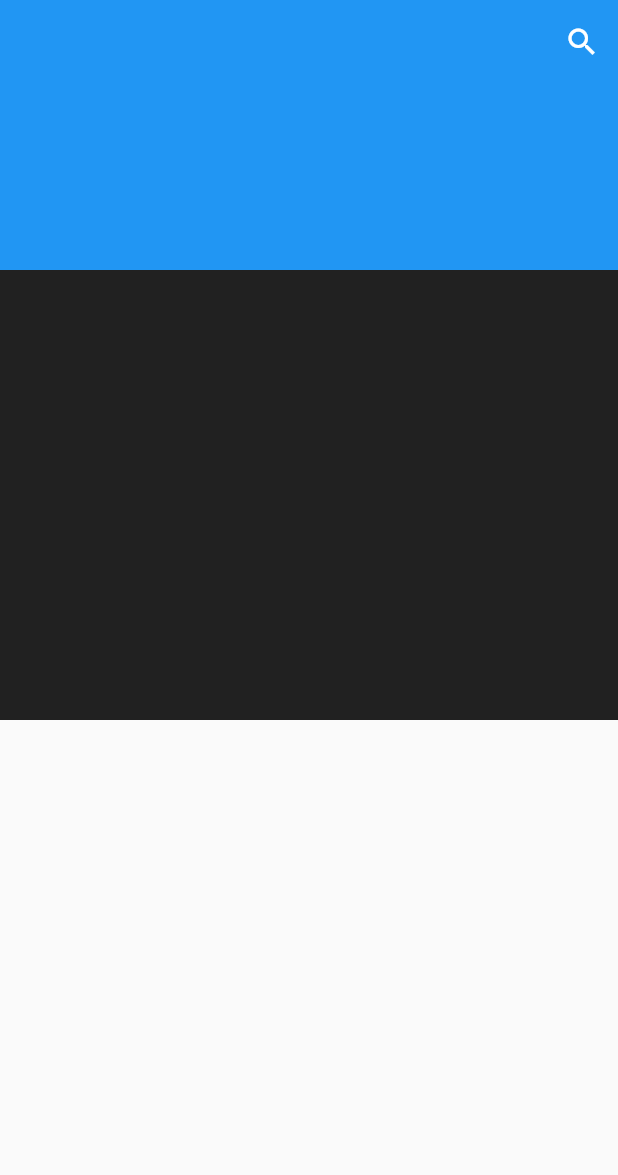
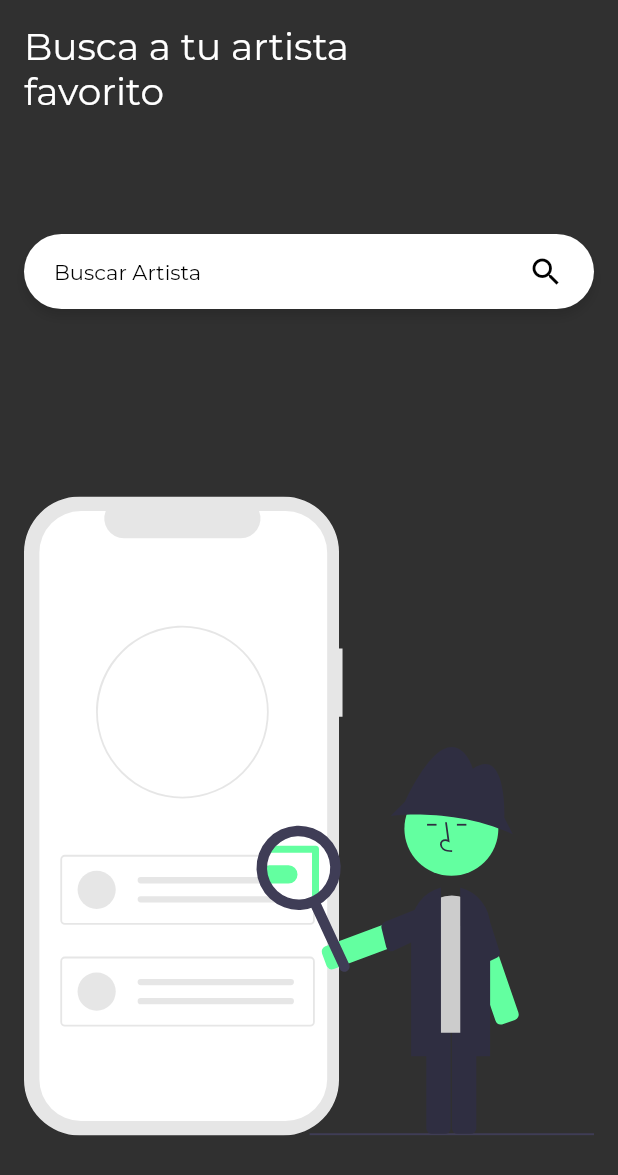
Before and after one commit to juan9519/houlak-test, a Flutter app: the screen it shows after launch, on a phone screen of 412 x 824 dp. Shown: the top 1175 px of the screen. Run offline on Flutter 3.47's test engine with Material 2 defaults, Android fonts, the phone set to English and light mode, and no system bars; our stand-ins replace bloc, carousel_slider, flutter_bloc, flutter_svg, google_fonts, just_audio; missing offline and left inert: spotify.

```diff
--- a/lib/main.dart
+++ b/lib/main.dart
@@ -1,5 +1,6 @@
 import 'package:flutter/material.dart';
 import 'package:flutter_bloc/flutter_bloc.dart';
+import 'package:google_fonts/google_fonts.dart';
 import 'package:houlak/bloc/player/player_bloc.dart';
 
 import 'package:houlak/screens/artist_detail_screen.dart';
@@ -25,6 +26,11 @@ class MyApp extends StatelessWidget {
           '/home': (BuildContext context) => Home(),
           '/artist_detail': (BuildContext context) => ArtistDetail()
         },
+        theme: ThemeData.dark().copyWith(
+          textTheme: GoogleFonts.montserratTextTheme(
+            Theme.of(context).primaryTextTheme
+          )
+        ),
       ),
     );
   }
--- a/lib/models/my_search_bar.dart
+++ b/lib/models/my_search_bar.dart
@@ -5,6 +5,10 @@ import 'package:spotify/spotify.dart';
 
 class MySearchBar extends SearchDelegate {
   final SpotifySearch _spotifySearch = SpotifySearch();
+
+  @override
+  // TODO: implement searchFieldLabel
+  String? get searchFieldLabel => 'Buscar...';
 
   @override
   List<Widget>? buildActions(BuildContext context) {
@@ -26,16 +30,29 @@ class MySearchBar extends SearchDelegate {
 
   @override
   Widget buildResults(BuildContext context) {
-    return Text("hola");
+    return buildArtistList(50);
+
   }
 
   @override
   Widget buildSuggestions(BuildContext context) {
+
+    return buildArtistList(10);
+  }
+
+  Widget buildArtistList(int quantity) {
     if (query.isEmpty) {
       return Container();
     } else {
+      return searchArtists(quantity);
+    }
+  }
+
+  FutureBuilder<List<Artist>> searchArtists(int quantity) {
     return FutureBuilder<List<Artist>>(
-          future: _spotifySearch.searchArtist(query),
+
+
+        future: _spotifySearch.searchArtist(query, quantity),
         builder: (BuildContext context, AsyncSnapshot snapshot) {
           switch (snapshot.connectionState) {
             case ConnectionState.waiting:
@@ -49,4 +66,3 @@ class MySearchBar extends SearchDelegate {
         });
   }
 }
-}
--- a/lib/screens/home_screen.dart
+++ b/lib/screens/home_screen.dart
@@ -1,33 +1,80 @@
 import 'package:flutter/material.dart';
+import 'package:flutter_svg/flutter_svg.dart';
 import 'package:houlak/models/my_search_bar.dart';
 
 class Home extends StatelessWidget {
   @override
   Widget build(BuildContext context) {
     return Scaffold(
-      resizeToAvoidBottomInset: false,
-      body: CustomScrollView(
-        slivers: [
-          SliverAppBar(
-            expandedHeight: 180,
-            leading: Container(),
-            actions: [
-              IconButton(
-                  onPressed: () async {
-                    showSearch(context: context, delegate: MySearchBar());
-                  },
-                  icon: Icon(Icons.search))
-            ],
+        resizeToAvoidBottomInset: false,
+        body: SafeArea(
+          child: Padding(
+            padding: const EdgeInsets.all(16.0),
+            child: Column(
+              children: [
+                Expanded(
+                  flex: 1,
+                  child: Column(
+                    children: [
+                      Align(
+                          alignment: Alignment.bottomLeft,
+                          child: Text(
+                            'Busca a tu artista \nfavorito',
+                            style: TextStyle(fontSize: 25),
+                          )),
+                      Padding(
+                        padding: const EdgeInsets.only(top: 80),
+                        child: SearchBar(),
+                      ),
+                    ],
+                  ),
+                ),
+                Expanded(
+                  flex: 2,
+                  child: Container(
+                    child: SvgPicture.asset(
+                      "assets/search.svg",
+                    ),
+                  ),
+                )
+              ],
+            ),
           ),
-          SliverList(
-            delegate: SliverChildListDelegate([
-              Container(
-                height: 300,
-                color: Colors.black87,
-              )
+        ));
+  }
+}
+
+class SearchBar extends StatelessWidget {
+  const SearchBar({
+    Key? key,
+  }) : super(key: key);
+
+  @override
+  Widget build(BuildContext context) {
+    return GestureDetector(
+      onTap: () {
+        showSearch(context: context, delegate: MySearchBar());
+      },
+      child: Container(
+        padding: EdgeInsets.symmetric(horizontal: 20, vertical: 13),
+        width: double.infinity,
+        child: Row(
+          mainAxisAlignment: MainAxisAlignment.spaceBetween,
+          children: [
+            Text("Buscar Artista", style: TextStyle(color: Colors.black)),
+            Icon(
+              Icons.search,
+              color: Colors.black,
+            )
+          ],
+        ),
+        decoration: BoxDecoration(
+            color: Colors.white,
+            borderRadius: BorderRadius.circular(100),
+            boxShadow: <BoxShadow>[
+              BoxShadow(
+                  color: Colors.black12, blurRadius: 5, offset: Offset(0, 5)),
             ]),
-          )
-        ],
       ),
     );
   }
--- a/lib/services/spotify_search.dart
+++ b/lib/services/spotify_search.dart
@@ -9,14 +9,13 @@ class SpotifySearch {
   static SpotifyApi _spotify = SpotifyApi(_credentials);
 
   ///Busca artistas y los devuelve ordenados por popularidad
-  Future<List<Artist>> searchArtist(String lookingFor) async {
+  Future<List<Artist>> searchArtist(String lookingFor, int quantity) async {
     List<Artist> lista = <Artist>[];
 
     var search = await _spotify.search
         .get(lookingFor, types: <SearchType>[SearchType.artist])
-        .first(15)
+        .first(quantity)
         .catchError((err) => print((err as SpotifyException).message));
-    if (search != null) {
     search.forEach((pages) {
       pages.items!.forEach((item) {
         if (item is Artist) {
@@ -24,7 +23,6 @@ class SpotifySearch {
         }
       });
     });
-    }
 
     ///Ordena de mayor a menor popularidad
     lista.sort((a, b) => b.popularity!.compareTo(a.popularity!));
--- a/lib/widgets/category_container_widget.dart
+++ b/lib/widgets/category_container_widget.dart
@@ -12,7 +12,6 @@ class CategoryContainer extends StatelessWidget {
       alignment: Alignment.centerLeft,
       child: Text(title,
           style: const TextStyle(
-              color: Colors.black54,
               fontSize: 18,
               fontWeight: FontWeight.bold)),
     );
--- a/lib/widgets/top_tracks_widget.dart
+++ b/lib/widgets/top_tracks_widget.dart
@@ -39,7 +39,7 @@ class _TopTracksState extends State<TopTracks> {
                     padding: const EdgeInsets.symmetric(vertical: 10),
                     physics: const NeverScrollableScrollPhysics(),
                     shrinkWrap: true,
-                    itemCount: topList.length,
+                    itemCount: topList.length > 5 ? 5 : topList.length ,
                     itemBuilder: (BuildContext context, int index) {
                       final track = topList[index];
                       return TopTrackElement(track: track, player: _player);
```
Also changed, not shown: pubspec.yaml (+12 -3 lines), pubspec.lock, 9 other files. Lines whose indentation alone changed are shown as unchanged.
